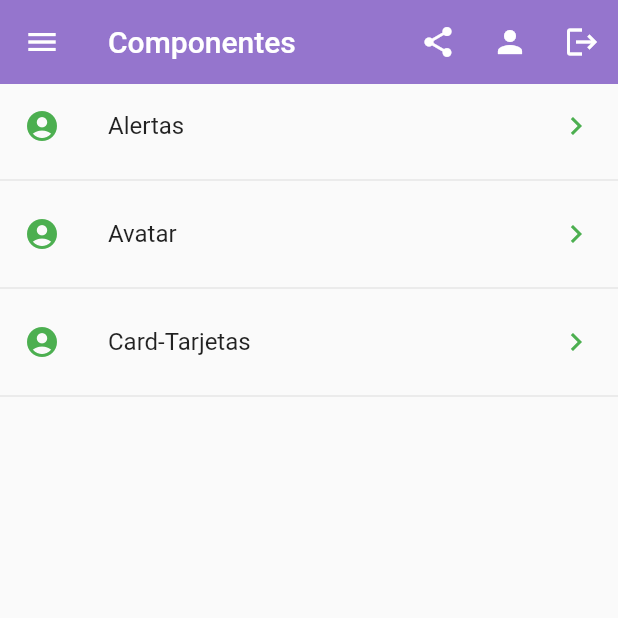
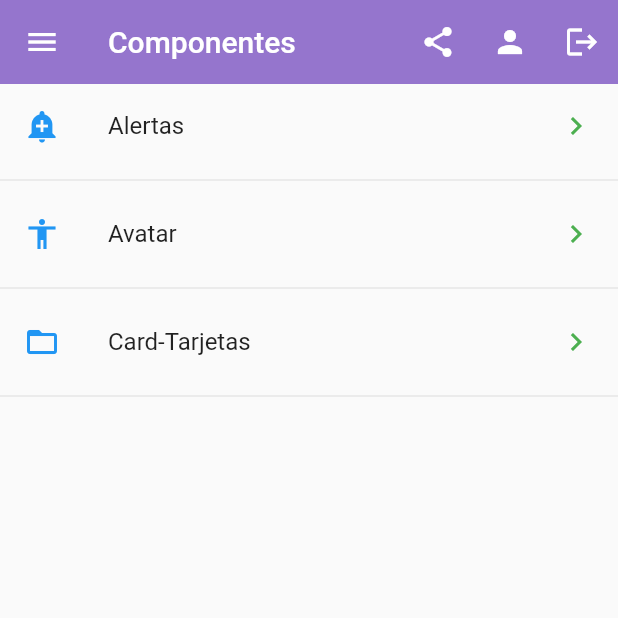
Before and after one commit to wmorales0207/componentes, a Flutter app: the screen it shows after launch, on a phone screen of 412 x 824 dp, the top half of it. Run offline on Flutter 3.47's test engine with Material 2 defaults, Android fonts, the phone set to English and light mode, and no system bars.

Commit message:
Obtener iconos de un String  6 vidceo11

```diff
--- a/lib/src/pages/home_page.dart
+++ b/lib/src/pages/home_page.dart
@@ -1,4 +1,5 @@
 import 'package:componentes/src/provider/menu_provider.dart';
+import 'package:componentes/src/utils/icono_strings.dart';
 import 'package:flutter/material.dart';
 
 class HomePage extends StatelessWidget {
@@ -74,10 +75,9 @@ class HomePage extends StatelessWidget {
     data.forEach((element) {
       final Widget temp = ListTile(
         title: Text(element['texto']),
-        leading: const Icon(
-          Icons.account_circle,
-          color: Colors.green,
-        ),
+        leading: getIcon(element[
+            'icon']), // se lee del Json un string y con el metodo se le asigna el icon semidinamicamente
+
         trailing: const Icon(
           Icons.keyboard_arrow_right_outlined,
           color: Colors.green,
--- /dev/null
+++ b/lib/src/utils/icono_strings.dart
@@ -0,0 +1,15 @@
+import 'package:flutter/material.dart';
+// aca en este . dart se creo un map que machea el nombre de un icono con el componente
+// una llamada al metodo geticon carga el asignado en el map.
+final _icons = <String, IconData>{
+  "add_alert": Icons.add_alert,
+  "Accesibility": Icons.accessibility,
+  "folder_open": Icons.folder_open
+};
+
+Icon getIcon(String nombreIcono) {
+  return Icon(
+    _icons[nombreIcono],
+    color: Colors.blue,
+  );
+}
```
